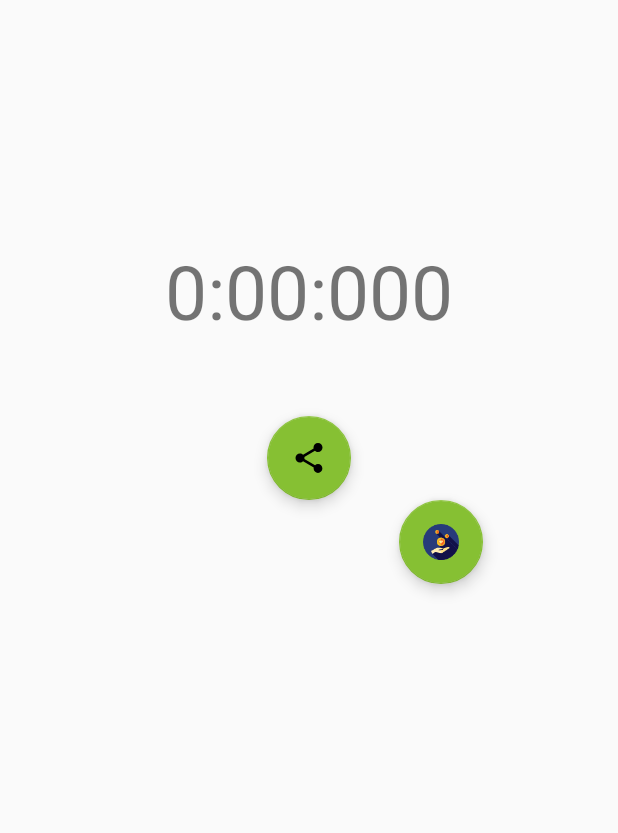
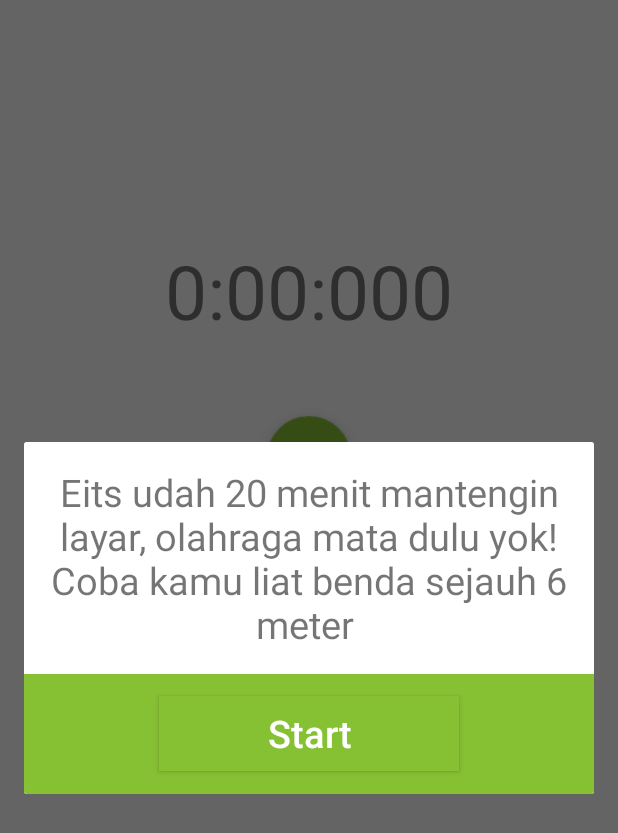
Before and after one commit to RIZKYWAHYUS/Matapp, an Android app: the NyobaTimer screen opened directly, with no data from a screen before it, after a tap on an icon or button, on a phone screen of 412 x 824 dp. Shown: the top 833 px of the screen. Run offline under Robolectric (Android 15) with nearby library versions, the phone set to English and light mode, and no system bars; our stand-ins replace ButterKnife; libraries missing offline, so code that uses them is left out: io.realm; 4 statements that could not run were skipped; 1 other tap on this screen came first.

Commit message:
deleted:    app/src/main/java/com/example/user/matapp/DataNgawur.java 	modified:   app/src/main/java/com/example/user/matapp/Fragment1.java 	new file:   app/src/main/java/com/example/user/matapp/KelasBerisiVariable.java 	modified:   app/src/main/java/com/example/user/matapp/MyService.java 	modified:   app/src/main/java/com/example/user/matapp/NyobaTimer.java 	deleted:    app/src/main/java/com/example/user/matapp/ScreenReceiver.java 	modified:   app/src/main/java/com/example/user/matapp/Statistika.java 	modified:   app/src/main/res/layout/activity_statistika.xml 	new file:   app/src/main/res/layout/popup_durasi.xml

```diff
--- a/app/src/main/java/com/example/user/matapp/Fragment1.java
+++ b/app/src/main/java/com/example/user/matapp/Fragment1.java
@@ -158,7 +158,7 @@ public class Fragment1 extends Fragment {
                 startActivity(intent);
                 break;
             case 5:
-                intent = new Intent(getActivity().getApplicationContext(), NyobaTimer.class);
+                intent = new Intent(getActivity().getApplicationContext(), Statistika.class);
                 startActivity(intent);
                 break;
             case 6:
--- a/app/src/main/java/com/example/user/matapp/MyService.java
+++ b/app/src/main/java/com/example/user/matapp/MyService.java
@@ -1,7 +1,9 @@
 package com.example.user.matapp;
 
+import android.app.AlertDialog;
 import android.app.Service;
 import android.content.BroadcastReceiver;
+import android.content.DialogInterface;
 import android.content.Intent;
 import android.content.IntentFilter;
 import android.os.Binder;
@@ -9,6 +11,9 @@ import android.os.IBinder;
 import android.os.Message;
 import android.os.SystemClock;
 import android.util.Log;
+import android.view.LayoutInflater;
+import android.view.View;
+import android.widget.Toast;
 
 public class MyService extends Service {
 
@@ -20,20 +25,30 @@ public class MyService extends Service {
     private long updatedTime = 0;
     private final IBinder mBinder = new LocalBinder();
     private Message timeMsg;
+    String waktu="";
+    public MyService() { }
 
-    public MyService() { }
+        //keperluan popup
+    AlertDialog.Builder dialog;
+    LayoutInflater inflater;
+    View dialogView;
 
     public Runnable updateTimer = new Runnable() {
         public void run() {
             timeInMilliseconds = SystemClock.uptimeMillis() - startTime;
             updatedTime = timeSwapBuff + timeInMilliseconds;
-            Log.d("Czas:", String.valueOf(updatedTime));
+            waktu = String.valueOf(updatedTime);
+            Log.d("Czas:", waktu);
 
             timeMsg = new Message();
             timeMsg.obj = updatedTime;
-            NyobaTimer.sHandler.sendMessage(timeMsg);
+            if (waktu.equals("20000")){
 
-            NyobaTimer.sHandler.postDelayed(this, 10);
+            }
+            Statistika.sHandler.sendMessage(timeMsg);
+
+            Statistika.sHandler.postDelayed(this, 10);
+
         }
     };
 
@@ -42,25 +57,32 @@ public class MyService extends Service {
         super.onCreate();
 
 
-        IntentFilter filter = new IntentFilter(Intent.ACTION_SCREEN_ON);
-        filter.addAction(Intent.ACTION_SCREEN_OFF);
-        BroadcastReceiver mReceiver = new ScreenReceiver();
-        registerReceiver(mReceiver, filter);
 
     }
 
-    @Override
-    public void onStart(Intent intent, int startId) {
-        boolean screenOn = intent.getBooleanExtra("screen_state", false);
-        if (!screenOn) {
-            reset();
-            Log.d("STATUS:", "melalui MyService onStart if");
-
-        } else {
-            Log.d("STATUS:", "melalui MyService onStart else");
-            startStop();
-        }
-    }
+//
+//    private void DialogForm() {
+//        dialog = new AlertDialog.Builder(Statistika.this);
+//        inflater = getLayoutInflater();
+//        dialogView = inflater.inflate(R.layout.popup_durasi, null);
+//        dialog.setView(dialogView);
+//        dialog.setCancelable(true);
+//        dialog.show();
+//        dialog.setOnDismissListener(new DialogInterface.OnDismissListener() {
+//            @Override
+//            public void onDismiss(DialogInterface dialog) {
+//                Toast.makeText(getApplicationContext(), "percobaan", Toast.LENGTH_SHORT).show();
+//
+//            }
+//        });
+//
+//
+//    }
+//
+//    public void pencet(View v){
+//        Toast.makeText(getApplicationContext(), "percobaan", Toast.LENGTH_SHORT).show();
+//
+//    }
 
 
 
@@ -70,12 +92,18 @@ public class MyService extends Service {
         return mBinder;
     }
 
+    public void startStopTanpaTombol(){
+            startTime = SystemClock.uptimeMillis();
+            updateTimer.run();
+//            MainActivity.sHandler.postDelayed(updateTimer, 10);
+            isRunning = true;
+    }
 
     public void startStop(){
 
-        if (false) {
+        if (isRunning) {
             timeSwapBuff += timeInMilliseconds;
-            NyobaTimer.sHandler.removeCallbacks(updateTimer);
+            Statistika.sHandler.removeCallbacks(updateTimer);
             isRunning = false;
         } else {
             startTime = SystemClock.uptimeMillis();
@@ -88,7 +116,7 @@ public class MyService extends Service {
 
     public void reset(){
 
-        NyobaTimer.sHandler.removeCallbacks(updateTimer);
+        Statistika.sHandler.removeCallbacks(updateTimer);
         isRunning=false;
         startTime = 0L;
         timeInMilliseconds = 0L;
@@ -97,7 +125,7 @@ public class MyService extends Service {
 
         timeMsg = new Message();
         timeMsg.obj = updatedTime;
-        NyobaTimer.sHandler.sendMessage(timeMsg);
+        Statistika.sHandler.sendMessage(timeMsg);
 
     }
 
--- a/app/src/main/java/com/example/user/matapp/NyobaTimer.java
+++ b/app/src/main/java/com/example/user/matapp/NyobaTimer.java
@@ -4,6 +4,7 @@ import android.app.AlertDialog;
 import android.content.BroadcastReceiver;
 import android.content.ComponentName;
 import android.content.Context;
+import android.content.DialogInterface;
 import android.content.Intent;
 import android.content.ServiceConnection;
 import android.os.Handler;
@@ -13,7 +14,11 @@ import android.support.design.widget.FloatingActionButton;
 import android.support.v7.app.AppCompatActivity;
 import android.os.Bundle;
 import android.util.Log;
+import android.view.LayoutInflater;
+import android.view.View;
+import android.widget.EditText;
 import android.widget.TextView;
+import android.widget.Toast;
 
 import java.net.URISyntaxException;
 
@@ -42,13 +47,21 @@ public class NyobaTimer extends AppCompatActivity {
     @BindView(R.id.fab_playPause)
     FloatingActionButton fabPlayPause;
 
-    BroadcastReceiver ScreenReceiver;
-    @Override
+
+
+
+    //keperluan popup
+    AlertDialog.Builder dialog;
+    LayoutInflater inflater;
+    View dialogView;
+
+
+
+     @Override
     protected void onCreate(Bundle savedInstanceState) {
         super.onCreate(savedInstanceState);
         setContentView(R.layout.activity_nyoba_timer);
 
-        ScreenReceiver = new ScreenReceiver();
 
 
         myService = new MyService();
@@ -83,34 +96,6 @@ public class NyobaTimer extends AppCompatActivity {
     }
 
 
-    @Override
-    protected void onPause() {
-        try {
-            this.ScreenReceiver.onReceive(getApplicationContext(), Intent.getIntent(Intent.ACTION_SCREEN_OFF));
-        } catch (URISyntaxException e) {
-            e.printStackTrace();
-        }
-        Log.d("STATUS:", "melalui nyobatimer onPause");
-
-        mins = 0;
-        secs = 0;
-        millis = 0;
-        setTime();
-        super.onPause();
-
-    }
-
-    @Override
-    protected void onResume() {
-
-        try {
-            this.ScreenReceiver.onReceive(getApplicationContext(), Intent.getIntent(Intent.ACTION_SCREEN_ON));
-        } catch (URISyntaxException e) {
-            e.printStackTrace();
-        }
-        Log.d("STATUS:", "melalui nyobatimer onResume");
-        super.onResume();
-    }
 
 
 
@@ -133,14 +118,13 @@ public class NyobaTimer extends AppCompatActivity {
 
     @OnClick(R.id.fab_reset)
     public void reset() {
-
         myService.reset();
         mins = 0;
         secs = 0;
         millis = 0;
         setTime();
         isRuning=false;
-
+        DialogForm();
     }
 
 
@@ -163,11 +147,37 @@ public class NyobaTimer extends AppCompatActivity {
         time.setText("" + mins + ":" + String.format("%02d", secs) + ":"
                 + String.format("%03d", millis));
     }
-//
-//    @Override
-//    protected void onDestroy() {
-//        super.onDestroy();
-//        mRealm.close();
-//    }
+
+    @Override
+    protected void onDestroy() {
+        super.onDestroy();
+        mRealm.close();
+    }
+
+
+
+
+
+    private void DialogForm() {
+        dialog = new AlertDialog.Builder(NyobaTimer.this);
+        inflater = getLayoutInflater();
+        dialogView = inflater.inflate(R.layout.popup_durasi, null);
+        dialog.setView(dialogView);
+        dialog.setCancelable(true);
+
+
+        dialog.show();
+    }
+
+    public void pencet(View v){
+//        dialog.setOnDismissListener();
+        Toast.makeText(getApplicationContext(), "percobaan", Toast.LENGTH_SHORT).show();
+    }
+
+
+
+
+
+
 
 }
--- a/app/src/main/java/com/example/user/matapp/ScreenReceiver.java
+++ /dev/null
@@ -1,30 +0,0 @@
-package com.example.user.matapp;
-
-import android.content.BroadcastReceiver;
-import android.content.Context;
-import android.content.Intent;
-import android.util.Log;
-
-public class ScreenReceiver extends BroadcastReceiver {
-
-    private boolean screenOff;
-
-    @Override
-    public void onReceive(Context context, Intent intent) {
-        Log.d("STATUS:", "melalui ScreenREceiver onReceive()");
-
-        if (intent.getAction().equals(Intent.ACTION_SCREEN_OFF)) {
-            screenOff = true;
-            Log.d("STATUS:", "melalui nyobatimer onPause if");
-
-        } else if (intent.getAction().equals(Intent.ACTION_SCREEN_ON)) {
-            screenOff = false;
-            Log.d("STATUS:", "melalui nyobatimer onPause else if");
-
-        }
-        Intent i = new Intent(context, MyService.class);
-        i.putExtra("screen_state", screenOff);
-        context.startService(i);
-    }
-
-}
--- /dev/null
+++ b/app/src/main/res/layout/popup_durasi.xml
@@ -0,0 +1,47 @@
+<?xml version="1.0" encoding="utf-8"?>
+<LinearLayout xmlns:android="http://schemas.android.com/apk/res/android"
+    xmlns:app="http://schemas.android.com/apk/res-auto"
+    android:orientation="vertical"
+    android:layout_width="match_parent"
+    android:layout_height="match_parent"
+
+    android:background="@color/putih"
+
+    >
+
+    <TextView
+        android:layout_width="wrap_content"
+        android:layout_height="wrap_content"
+        android:layout_margin="@dimen/activity_horizontal_margin"
+        android:text="Eits udah 20 menit
+mantengin layar,
+olahraga mata dulu yok! Coba kamu liat benda sejauh 6 meter "
+        android:gravity="center_horizontal"
+        android:layout_gravity="center_horizontal"
+        android:textSize="25dp"
+        android:textAlignment="center"
+        />
+
+    <LinearLayout
+        android:layout_width="match_parent"
+        android:layout_height="80dp"
+        android:layout_gravity="center_vertical"
+        android:gravity="center_horizontal|center_vertical"
+        android:background="@color/waranku"
+        >
+        <Button
+            android:elevation="16dp"
+            android:layout_width="200dp"
+            android:layout_height="50dp"
+            android:textColor="@color/putih"
+            android:textSize="25dp"
+            android:text="Start"
+            android:textAllCaps="false"
+            android:background="@color/waranku"
+            android:onClick="pencet"
+            android:id="@+id/tombolGua"
+            />
+
+    </LinearLayout>
+
+</LinearLayout>
```
Also changed, not shown: app/src/main/java/com/example/user/matapp/DataNgawur.java (deleted, +0 -27 lines), app/src/main/java/com/example/user/matapp/KelasBerisiVariable.java (added, +9 -0 lines), app/src/main/java/com/example/user/matapp/Statistika.java (+188 -0 lines), app/src/main/res/layout/activity_statistika.xml (+42 -0 lines).
